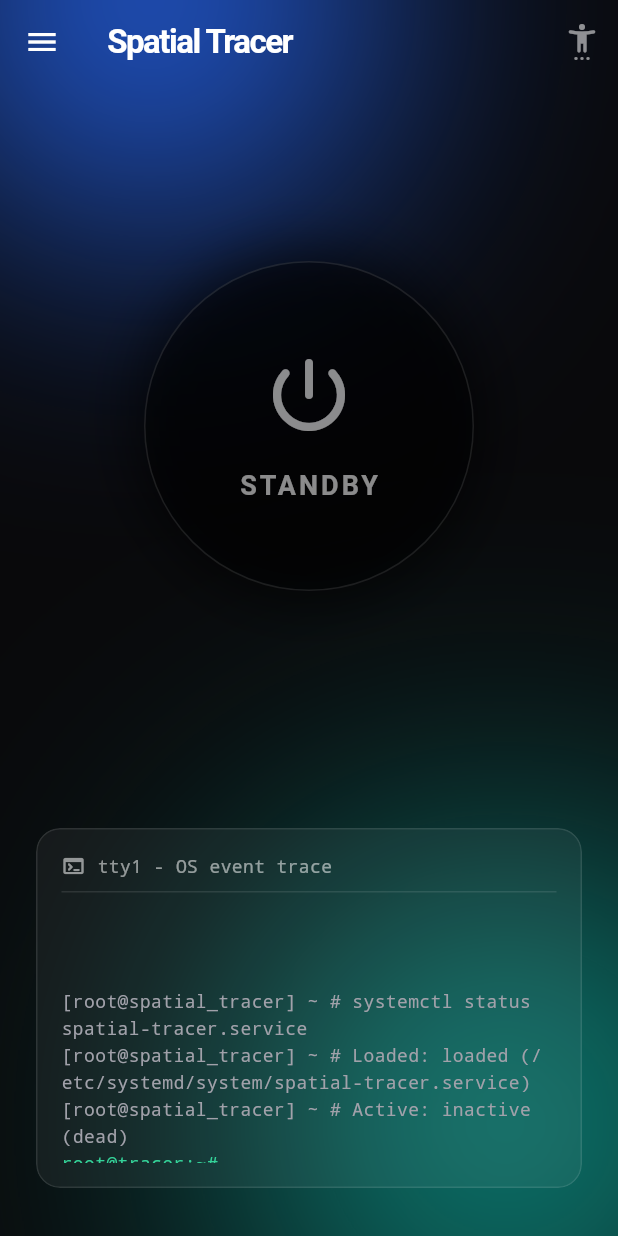
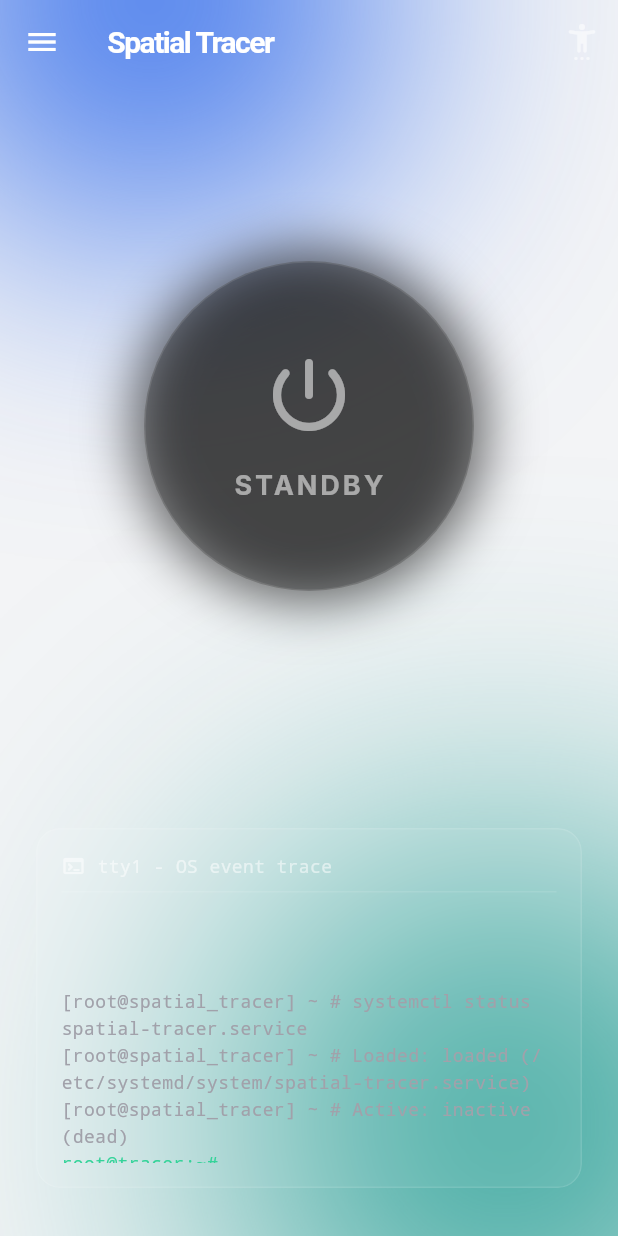
Before and after one commit to RajTewari01/Spatial_tracer, a Flutter app: the screen it shows after launch, after a tap on "Skip", on a phone screen of 412 x 824 dp. Run offline on Flutter 3.47's test engine with Material 3 defaults, Android fonts, the phone set to English and light mode, and no system bars; our stand-ins replace google_fonts, permission_handler, shared_preferences.

```diff
--- a/mobile-client/lib/main.dart
+++ b/mobile-client/lib/main.dart
@@ -5,6 +5,8 @@ import 'package:flutter/services.dart';
 import 'package:shared_preferences/shared_preferences.dart';
 import 'package:url_launcher/url_launcher.dart';
 import 'package:permission_handler/permission_handler.dart';
+import 'package:provider/provider.dart';
+import 'theme.dart';
 
 void main() async {
   WidgetsFlutterBinding.ensureInitialized();
@@ -15,7 +17,14 @@ void main() async {
     const SystemUiOverlayStyle(statusBarColor: Colors.transparent),
   );
 
-  runApp(SpatialTracerApp(hasSeenOnboarding: hasSeenOnboarding));
+  runApp(
+    MultiProvider(
+      providers: [
+        ChangeNotifierProvider(create: (_) => ThemeProvider()),
+      ],
+      child: SpatialTracerApp(hasSeenOnboarding: hasSeenOnboarding),
+    ),
+  );
 }
 
 class SpatialTracerApp extends StatelessWidget {
@@ -24,21 +33,14 @@ class SpatialTracerApp extends StatelessWidget {
 
   @override
   Widget build(BuildContext context) {
+    final themeProvider = Provider.of<ThemeProvider>(context);
+
     return MaterialApp(
       title: 'Spatial Tracer',
       debugShowCheckedModeBanner: false,
-      theme: ThemeData.dark().copyWith(
-        scaffoldBackgroundColor: const Color(0xFF09090B), // Deep sleek black
-        colorScheme: const ColorScheme.dark(
-          primary: Color(0xFFF4F4F5),
-          secondary: Color(0xFFA1A1AA),
-          surface: Color(0xFF18181B),
-        ),
-        textTheme: const TextTheme(
-          bodyLarge: TextStyle(fontFamily: 'Roboto', color: Color(0xFFF4F4F5)),
-          bodyMedium: TextStyle(fontFamily: 'Roboto', color: Color(0xFFA1A1AA)),
-        ),
-      ),
+      themeMode: themeProvider.themeMode,
+      theme: AppTheme.lightTheme,
+      darkTheme: AppTheme.darkTheme,
       home: hasSeenOnboarding ? const DashboardScreen() : const OnboardingScreen(),
     );
   }
@@ -446,9 +448,9 @@ class _DashboardScreenState extends State<DashboardScreen> {
         children: [
           Icon(icon, color: const Color(0xFF34D399), size: 18),
           const SizedBox(width: 12),
-          Text(gesture, style: const TextStyle(color: Colors.white, fontSize: 13, fontWeight: FontWeight.w500)),
+          Text(gesture, style: Theme.of(context).textTheme.bodyMedium!.copyWith(fontSize: 13, fontWeight: FontWeight.w500)),
           const Spacer(),
-          Text(action, style: const TextStyle(color: Colors.white54, fontSize: 12)),
+          Text(action, style: Theme.of(context).textTheme.bodySmall!.copyWith(fontSize: 12)),
         ],
       ),
     );
@@ -477,7 +479,7 @@ class _DashboardScreenState extends State<DashboardScreen> {
         ],
       ),
       drawer: Drawer(
-        backgroundColor: const Color(0xFF09090B).withOpacity(0.95),
+        backgroundColor: Theme.of(context).drawerTheme.backgroundColor?.withOpacity(0.95),
         surfaceTintColor: Colors.transparent,
         child: SafeArea(
           child: Column(
@@ -504,21 +506,19 @@ class _DashboardScreenState extends State<DashboardScreen> {
                       ),
                     ),
                     const SizedBox(height: 16),
-                    const Text(
+                    Text(
                       "Biswadeep Tewari",
-                      style: TextStyle(
+                      style: Theme.of(context).textTheme.titleLarge?.copyWith(
                         fontSize: 22,
                         fontWeight: FontWeight.w700,
-                        color: Colors.white,
                         letterSpacing: -0.5,
                       ),
                     ),
                     const SizedBox(height: 4),
-                    const Text(
+                    Text(
                       "Full-Stack Engineer\nAI/ML Architect\nMobile Developer",
-                      style: TextStyle(
+                      style: Theme.of(context).textTheme.bodyMedium?.copyWith(
                         fontSize: 14,
-                        color: Color(0xFFA1A1AA),
                         height: 1.4,
                       ),
                     ),
@@ -528,7 +528,7 @@ class _DashboardScreenState extends State<DashboardScreen> {
                       style: TextStyle(
                         fontSize: 12,
                         fontWeight: FontWeight.w600,
-                        color: Color(0xFF38BDF8),
+                        color: Color(0xFF58A6FF),
                       ),
                     ),
                   ],
@@ -539,22 +539,40 @@ class _DashboardScreenState extends State<DashboardScreen> {
 
               // External Links
               ListTile(
-                leading: const Icon(Icons.code_rounded, color: Colors.white70),
-                title: const Text("GitHub Project"),
-                subtitle: const Text("RajTewari01/Spatial_tracer", style: TextStyle(fontSize: 12)),
+                leading: Icon(Icons.code_rounded, color: Theme.of(context).iconTheme.color),
+                title: Text("GitHub Project", style: Theme.of(context).textTheme.bodyMedium),
+                subtitle: Text("RajTewari01/Spatial_tracer", style: Theme.of(context).textTheme.bodySmall),
                 onTap: () => _launchURL("https://github.com/RajTewari01/Spatial_tracer"),
               ),
               ListTile(
-                leading: const Icon(Icons.email_rounded, color: Colors.white70),
-                title: const Text("Contact Support"),
-                subtitle: const Text("tewari765@gmail.com", style: TextStyle(fontSize: 12)),
+                leading: Icon(Icons.email_rounded, color: Theme.of(context).iconTheme.color),
+                title: Text("Contact Support", style: Theme.of(context).textTheme.bodyMedium),
+                subtitle: Text("tewari765@gmail.com", style: Theme.of(context).textTheme.bodySmall),
                 onTap: () => _launchURL("mailto:tewari765@gmail.com"),
               ),
+              const Padding(
+                padding: EdgeInsets.symmetric(horizontal: 24.0, vertical: 8.0),
+                child: Divider(color: Colors.grey, height: 1),
+              ),
+              Consumer<ThemeProvider>(
+                builder: (context, themeProvider, child) {
+                  return SwitchListTile(
+                    title: Text(themeProvider.isDarkMode ? "Dark Mode" : "Light Mode", style: Theme.of(context).textTheme.bodyMedium),
+                    subtitle: Text("Manual theme override", style: Theme.of(context).textTheme.bodySmall),
+                    secondary: Icon(themeProvider.isDarkMode ? Icons.dark_mode_rounded : Icons.light_mode_rounded, color: Theme.of(context).iconTheme.color),
+                    value: themeProvider.isDarkMode,
+                    activeColor: const Color(0xFF3FB950),
+                    onChanged: (val) {
+                      themeProvider.toggleTheme(val);
+                    },
+                  );
+                },
+              ),
 
-              const SizedBox(height: 16),
-              const Padding(
-                padding: EdgeInsets.only(left: 24.0, top: 16, bottom: 8),
-                child: Text("GESTURE LEGEND", style: TextStyle(color: Colors.white54, fontSize: 11, fontWeight: FontWeight.bold, letterSpacing: 1.5)),
+              const SizedBox(height: 8),
+              Padding(
+                padding: const EdgeInsets.only(left: 24.0, top: 16, bottom: 8),
+                child: Text("GESTURE LEGEND", style: Theme.of(context).textTheme.bodySmall!.copyWith(fontSize: 11, fontWeight: FontWeight.bold, letterSpacing: 1.5)),
               ),
               _buildLegendRow(Icons.pan_tool_alt_rounded, "Index Point", "Move Cursor"),
               _buildLegendRow(Icons.back_hand_rounded, "Peace Sign", "Tap / Click"),
--- /dev/null
+++ b/mobile-client/lib/theme.dart
@@ -0,0 +1,95 @@
+import 'package:flutter/material.dart';
+import 'package:google_fonts/google_fonts.dart';
+import 'package:shared_preferences/shared_preferences.dart';
+
+class ThemeProvider with ChangeNotifier {
+  ThemeMode _themeMode = ThemeMode.system;
+
+  ThemeMode get themeMode => _themeMode;
+
+  bool get isDarkMode => _themeMode == ThemeMode.dark ||
+      (_themeMode == ThemeMode.system &&
+          WidgetsBinding.instance.platformDispatcher.platformBrightness == Brightness.dark);
+
+  ThemeProvider() {
+    _loadThemePreference();
+  }
+
+  void toggleTheme(bool isOn) async {
+    _themeMode = isOn ? ThemeMode.dark : ThemeMode.light;
+    notifyListeners();
+    final prefs = await SharedPreferences.getInstance();
+    await prefs.setBool('isDarkMode', isOn);
+  }
+
+  Future<void> _loadThemePreference() async {
+    final prefs = await SharedPreferences.getInstance();
+    final isDark = prefs.getBool('isDarkMode');
+    if (isDark != null) {
+      _themeMode = isDark ? ThemeMode.dark : ThemeMode.light;
+      notifyListeners();
+    }
+  }
+}
+
+class AppTheme {
+  static ThemeData get lightTheme {
+    return ThemeData(
+      brightness: Brightness.light,
+      primaryColor: Colors.white,
+      scaffoldBackgroundColor: const Color(0xFFF3F4F6),
+      colorScheme: const ColorScheme.light(
+        primary: Color(0xFF58A6FF),
+        secondary: Color(0xFF3FB950),
+        surface: Colors.white,
+        background: Color(0xFFF3F4F6),
+      ),
+      appBarTheme: const AppBarTheme(
+        backgroundColor: Colors.transparent,
+        elevation: 0,
+        iconTheme: IconThemeData(color: Colors.black87),
+        titleTextStyle: TextStyle(color: Colors.black87, fontSize: 20, fontWeight: FontWeight.bold),
+      ),
+      textTheme: GoogleFonts.interTextTheme(ThemeData.light().textTheme).copyWith(
+        displayLarge: GoogleFonts.inter(fontWeight: FontWeight.w800, color: Colors.black87),
+        titleLarge: GoogleFonts.inter(fontWeight: FontWeight.bold, color: Colors.black87),
+        bodyMedium: GoogleFonts.inter(color: Colors.black87),
+        bodySmall: GoogleFonts.robotoMono(color: Colors.black54),
+      ),
+      drawerTheme: const DrawerThemeData(
+        backgroundColor: Colors.white,
+        surfaceTintColor: Colors.transparent,
+      ),
+    );
+  }
+
+  static ThemeData get darkTheme {
+    return ThemeData(
+      brightness: Brightness.dark,
+      primaryColor: const Color(0xFF0D1117), // GitHub dark theme background
+      scaffoldBackgroundColor: const Color(0xFF0D1117),
+      colorScheme: const ColorScheme.dark(
+        primary: Color(0xFF58A6FF), // Dev blue
+        secondary: Color(0xFF3FB950), // Dev green
+        surface: Color(0xFF161B22), // Elevated surface
+        background: Color(0xFF0D1117),
+      ),
+      appBarTheme: const AppBarTheme(
+        backgroundColor: Colors.transparent,
+        elevation: 0,
+        iconTheme: IconThemeData(color: Colors.white),
+        titleTextStyle: TextStyle(color: Colors.white, fontSize: 20, fontWeight: FontWeight.bold),
+      ),
+      textTheme: GoogleFonts.interTextTheme(ThemeData.dark().textTheme).copyWith(
+        displayLarge: GoogleFonts.inter(fontWeight: FontWeight.w800, color: Colors.white),
+        titleLarge: GoogleFonts.inter(fontWeight: FontWeight.bold, color: Colors.white),
+        bodyMedium: GoogleFonts.inter(color: const Color(0xFFC9D1D9)),
+        bodySmall: GoogleFonts.robotoMono(color: const Color(0xFF8B949E)),
+      ),
+      drawerTheme: const DrawerThemeData(
+        backgroundColor: Color(0xFF0D1117), // Pitch black/dark grey
+        surfaceTintColor: Colors.transparent,
+      ),
+    );
+  }
+}
--- a/mobile-client/pubspec.yaml
+++ b/mobile-client/pubspec.yaml
@@ -13,9 +13,10 @@ dependencies:
   camera: ^0.11.0+2
   google_mlkit_commons: ^0.7.1
   permission_handler: ^11.4.0
-  google_fonts: ^6.3.3
+  google_fonts: ^8.0.2
   shared_preferences: ^2.5.4
-  url_launcher: ^6.3.1
+  url_launcher: ^6.3.2
+  provider: ^6.1.2
 
 dev_dependencies:
   flutter_test:
```
Also changed, not shown: mobile-client/pubspec.lock.
